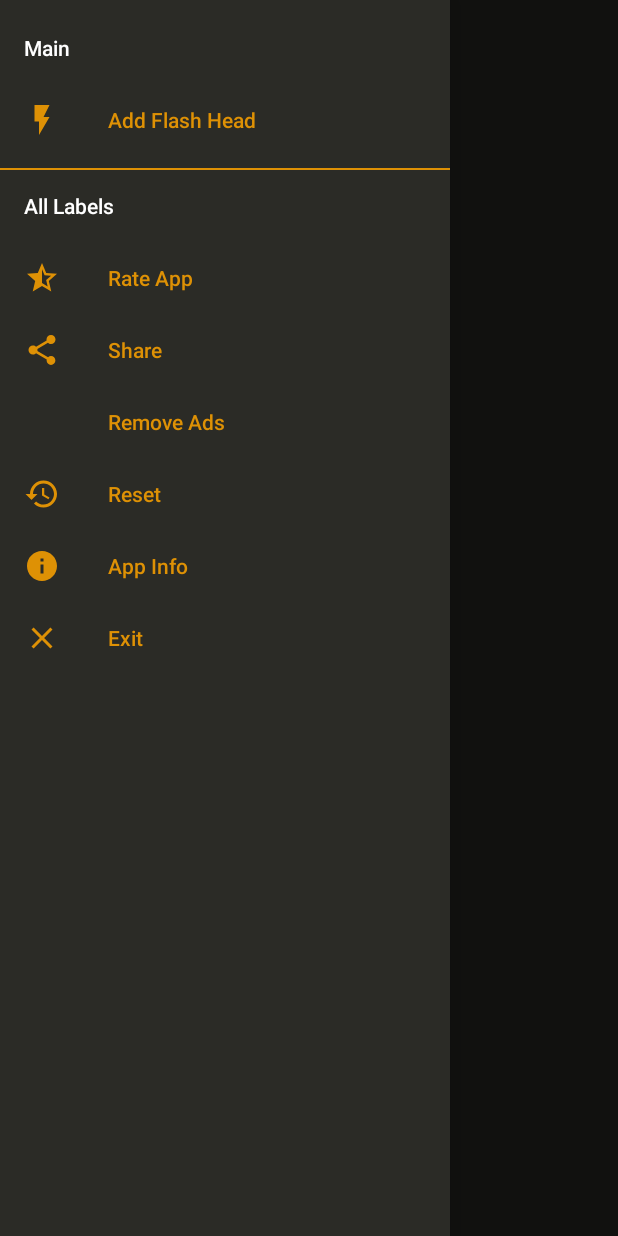
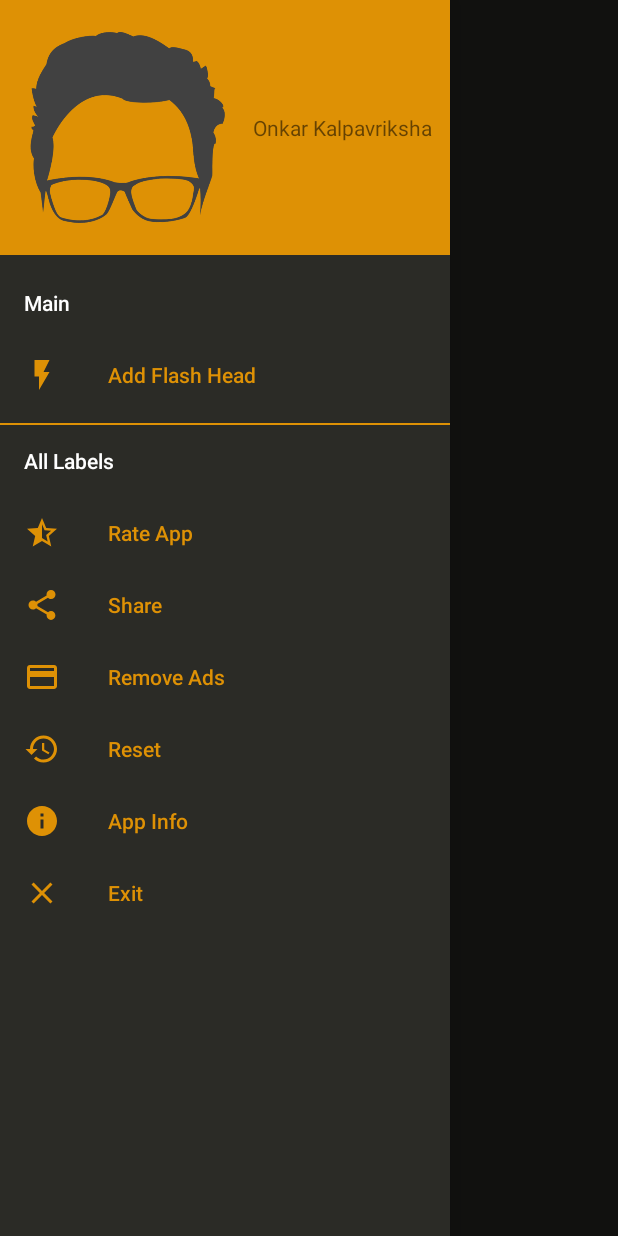
Before and after one commit to Onkar303/Android-FlashLight-App, an Android app: the screen it shows after launch (MainActivity), with the side drawer open, on a phone screen of 412 x 824 dp. Run offline under Robolectric (Android 15) with nearby library versions, the phone set to English and light mode, and no system bars; our stand-ins replace AdMob.

Commit message:
MajorUI changes
Happy coding bro !

```diff
--- a/app/build.gradle
+++ b/app/build.gradle
@@ -28,4 +28,5 @@ dependencies {
     androidTestImplementation 'com.android.support.test.espresso:espresso-core:3.0.2'
     implementation 'com.android.support:design:28.0.0'
     implementation 'com.google.android.gms:play-services-ads:17.2.1'
+    implementation 'de.hdodenhof:circleimageview:3.0.0'
 }
--- a/app/src/main/java/project/july2019/androidflashlight/Animations/ButtonAnimations.java
+++ b/app/src/main/java/project/july2019/androidflashlight/Animations/ButtonAnimations.java
@@ -25,7 +25,7 @@ public class ButtonAnimations {
 
     }
 
-    public static AnimatorSet rippleAnimation(View v1,View v2) {
+    public static AnimatorSet rippleAnimation(View v2) {
 
         AnimatorSet animatorSet = new AnimatorSet();
 
--- a/app/src/main/java/project/july2019/androidflashlight/MainActivity.java
+++ b/app/src/main/java/project/july2019/androidflashlight/MainActivity.java
@@ -2,13 +2,10 @@ package project.july2019.androidflashlight;
 
 import android.Manifest;
 import android.animation.AnimatorSet;
-import android.annotation.SuppressLint;
 import android.app.Activity;
 import android.content.Context;
-import android.content.DialogInterface;
 import android.content.Intent;
 import android.content.pm.PackageManager;
-import android.graphics.drawable.AnimationDrawable;
 import android.hardware.camera2.CameraManager;
 import android.net.Uri;
 import android.os.Build;
@@ -23,18 +20,12 @@ import android.support.v4.app.ActivityCompat;
 import android.support.v4.app.ShareCompat;
 import android.support.v4.widget.DrawerLayout;
 import android.support.v7.app.ActionBarDrawerToggle;
-import android.support.v7.app.AlertDialog;
 import android.support.v7.app.AppCompatActivity;
 import android.os.Bundle;
 import android.support.v7.widget.Toolbar;
-import android.view.Menu;
-import android.view.MenuInflater;
 import android.view.MenuItem;
 import android.view.View;
-import android.view.Window;
-import android.view.WindowManager;
-import android.view.animation.Animation;
-import android.view.animation.AnimationUtils;
+import android.widget.TextView;
 import android.widget.Toast;
 
 import com.example.androidflashlight.R;
@@ -57,17 +48,19 @@ public class MainActivity extends AppCompatActivity implements View.OnClickListe
     CoordinatorLayout mainFrame;
     boolean isOn = false;
     ButtonAnimations buttonAnimations;
-    View outerView, innerView;
+    View outerView;
     NavigationView navigationView;
     DrawerLayout drawer;
     ActionBarDrawerToggle toggle;
     AnimatorSet animatorSet;
+    TextView flash_status;
 
 
     @Override
     protected void onCreate(Bundle savedInstanceState) {
         super.onCreate(savedInstanceState);
         setContentView(R.layout.activity_main);
+
 
         CommonUtils.setFullScreen(getWindow());
         CommonUtils.setTranslucentNavigation(getWindow());
@@ -110,9 +103,10 @@ public class MainActivity extends AppCompatActivity implements View.OnClickListe
 
     public void init() {
 
+        flash_status=findViewById(R.id.flash_status);
+        flash_status.setText("Off");
         buttonAnimations = new ButtonAnimations();
         outerView = findViewById(R.id.outer_view);
-        innerView = findViewById(R.id.inner_view);
         Toolbar toolbar = (Toolbar) findViewById(R.id.action_bar);
         setSupportActionBar(toolbar);
         try {
@@ -140,7 +134,7 @@ public class MainActivity extends AppCompatActivity implements View.OnClickListe
         drawer.addDrawerListener(toggle);
 
         toggle.syncState();
-        animatorSet=ButtonAnimations.rippleAnimation(innerView,outerView);
+        animatorSet=ButtonAnimations.rippleAnimation(outerView);
 
     }
 
@@ -165,6 +159,7 @@ public class MainActivity extends AppCompatActivity implements View.OnClickListe
                 cameraId = camManager.getCameraIdList()[0];
                 camManager.setTorchMode(cameraId, true);
                 animatorSet.start();
+                flash_status.setText("On");
             } catch (Exception e) {
 
                 e.printStackTrace();
@@ -176,6 +171,7 @@ public class MainActivity extends AppCompatActivity implements View.OnClickListe
                 cameraId = camManager.getCameraIdList()[0];
                 camManager.setTorchMode(cameraId, false);
                 animatorSet.end();
+                flash_status.setText("Off");
             } catch (Exception e) {
                 e.printStackTrace();
             }
@@ -257,7 +253,6 @@ public class MainActivity extends AppCompatActivity implements View.OnClickListe
         switch(menuItem.getItemId())
         {
             case R.id.addflash_head:
-
                   initFlashHead();
                   return true;
 
@@ -282,7 +277,7 @@ public class MainActivity extends AppCompatActivity implements View.OnClickListe
                 return true;
 
             case R.id.exit:
-                finish();
+                CommonUtils.exitAlertPopUp(this,"Do you want to exit?","");
                 return true;
         }
 
--- /dev/null
+++ b/app/src/main/res/drawable-anydpi/purchase.xml
@@ -0,0 +1,10 @@
+<vector xmlns:android="http://schemas.android.com/apk/res/android"
+    android:width="24dp"
+    android:height="24dp"
+    android:viewportWidth="24"
+    android:viewportHeight="24"
+    android:tint="#DD9005">
+    <path
+        android:fillColor="#FF000000"
+        android:pathData="M20,4L4,4c-1.11,0 -1.99,0.89 -1.99,2L2,18c0,1.11 0.89,2 2,2h16c1.11,0 2,-0.89 2,-2L22,6c0,-1.11 -0.89,-2 -2,-2zM20,18L4,18v-6h16v6zM20,8L4,8L4,6h16v2z"/>
+</vector>
--- /dev/null
+++ b/app/src/main/res/drawable/aler_dialog_background.xml
@@ -0,0 +1,10 @@
+<?xml version="1.0" encoding="utf-8"?>
+<selector xmlns:android="http://schemas.android.com/apk/res/android">
+
+    <item>
+        <shape android:shape="rectangle">
+            <solid android:color="@color/dark_color"/>
+            <corners android:radius="10dp"/>
+        </shape>
+    </item>
+</selector>
--- a/app/src/main/res/layout/activity_main.xml
+++ b/app/src/main/res/layout/activity_main.xml
@@ -42,15 +42,6 @@
             android:layout_gravity="center"
             android:id="@+id/outer_view"/>
 
-        <View
-            android:layout_width="200dp"
-            android:layout_height="200dp"
-            android:background="@drawable/round_background1"
-            android:alpha="0.6"
-            android:layout_gravity="center"
-            android:elevation="5dp"
-            android:id="@+id/inner_view"
-            android:visibility="gone" />
 
         <android.support.design.widget.FloatingActionButton
             android:id="@+id/mainButton"
@@ -62,6 +53,19 @@
             app:fabCustomSize="90dp"
             app:maxImageSize="50dp"
             />
+
+
+        <TextView
+            android:layout_width="wrap_content"
+            android:layout_height="wrap_content"
+            android:text="Flash_status"
+            android:textColor="@color/colorAccent"
+            android:layout_gravity="center_horizontal"
+            android:layout_marginTop="180dp"
+            android:id="@+id/flash_status"
+            android:textSize="18dp"
+            android:textAllCaps="true"
+            android:visibility="invisible"/>
 
 
 
--- a/app/src/main/res/layout/navigation_header.xml
+++ b/app/src/main/res/layout/navigation_header.xml
@@ -1,9 +1,32 @@
 <?xml version="1.0" encoding="utf-8"?>
 <RelativeLayout
     xmlns:android="http://schemas.android.com/apk/res/android" android:layout_width="match_parent"
-    android:layout_height="match_parent"
+    android:layout_height="170dp"
+    android:background="@color/colorAccent"
     xmlns:app="http://schemas.android.com/apk/res-auto">
 
 
 
+    <ImageView
+        android:layout_width="150dp"
+        android:layout_height="150dp"
+        android:src="@drawable/developer"
+        android:layout_centerVertical="true"
+        android:layout_marginLeft="10dp"
+        android:padding="10dp"
+        android:id="@+id/developer_image"
+        android:backgroundTint="@color/dark_color"/>
+
+
+    <TextView
+        android:layout_width="wrap_content"
+        android:layout_height="wrap_content"
+        android:layout_toRightOf="@+id/developer_image"
+        android:layout_marginLeft="5dp"
+        android:text=" Onkar Kalpavriksha"
+        android:layout_centerVertical="true"
+        />
+
+
+
 </RelativeLayout>
--- a/app/src/main/res/menu/menu.xml
+++ b/app/src/main/res/menu/menu.xml
@@ -30,6 +30,7 @@
                     android:title="Share" />
                 <item
                     android:id="@+id/remove_ads"
+                    android:icon="@drawable/purchase"
                     android:title="Remove Ads" />
                 <item
                     android:id="@+id/reset"
```
Also changed, not shown: app/src/main/java/project/july2019/androidflashlight/Utils/CommonUtils.java (+35 -0 lines), app/src/main/res/layout/alert_dialog_layout.xml (added, +52 -0 lines), app/src/main/res/drawable-hdpi/power.png (added), app/src/main/res/drawable-hdpi/purchase.png (added), app/src/main/res/drawable-mdpi/purchase.png (added), app/src/main/res/drawable-xhdpi/purchase.png (added), app/src/main/res/drawable-xxhdpi/purchase.png (added), app/src/main/res/drawable/developer.png (added), 1 other file.
